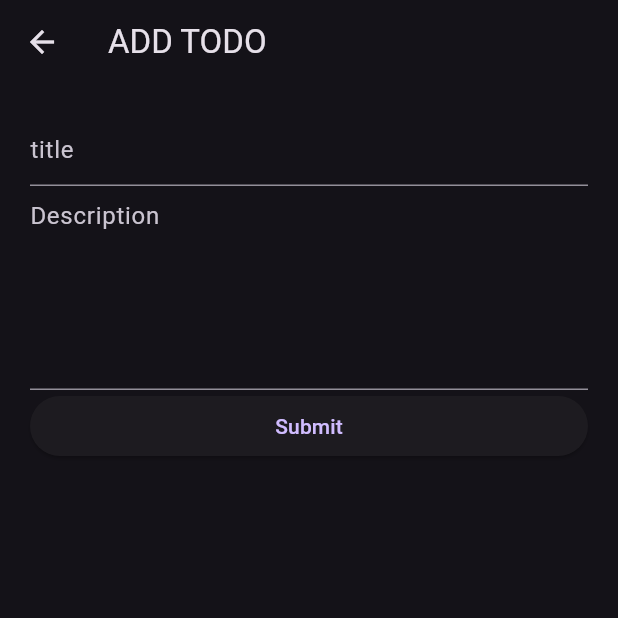
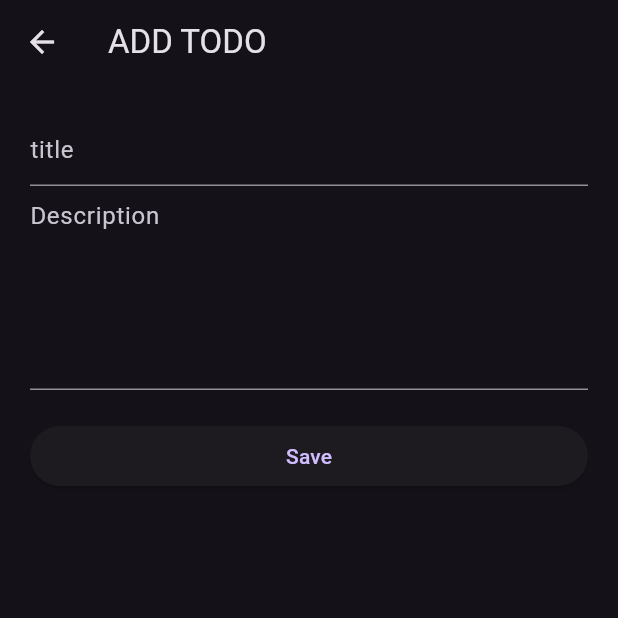
Before and after one commit to Hubaib19/crud_todo_API, a Flutter app: the screen it shows after launch, after a tap on "ADD TODO", on a phone screen of 412 x 824 dp, the top half of it. Run offline on Flutter 3.47's test engine with Material 3 defaults, Android fonts, the phone set to English and light mode, and no system bars; network calls fail.

```diff
--- a/lib/view/add_page.dart
+++ b/lib/view/add_page.dart
@@ -58,14 +58,15 @@ class _AddPageState extends State<AddPage> {
             minLines: 5,
             maxLines: 8,
           ),
+          SizedBox(height: 20,),
           ElevatedButton(
             onPressed: () {
              final todoProvider= Provider.of<TodoProvider>(context, listen: false);
              todoProvider.isEdit? todoProvider.updateData(widget.todoModel):todoProvider.SubmitData();
              Navigator.of(context).pushReplacement(MaterialPageRoute(builder: (context)=>const TodoListPage()));            },
             child: Text(
-              Provider.of<TodoProvider>(context).isEdit? 'Update'
-            : 'Submit',
+              Provider.of<TodoProvider>(context).isEdit? 'Edit'
+            : 'Save',
             ),
           )
         ],
--- a/lib/view/list_page.dart
+++ b/lib/view/list_page.dart
@@ -12,7 +12,7 @@ class TodoListPage extends StatelessWidget {
   Widget build(BuildContext context) {
     return Scaffold(
       appBar: AppBar(
-        title: const Text('Todo List'),
+        title: const Text('Todo here,'),
       ),
       body: Consumer<TodoProvider>(
         builder:(context,value,child){
@@ -44,6 +44,7 @@ class TodoListPage extends StatelessWidget {
                 }),
             );
           });
+
         } ,
       ),
       floatingActionButton: FloatingActionButton.extended(
```
